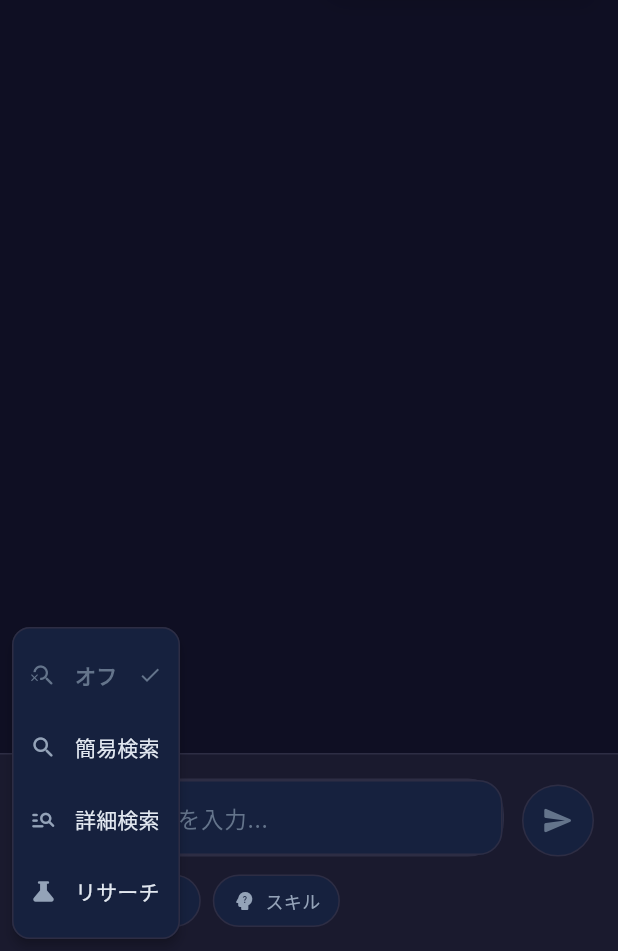
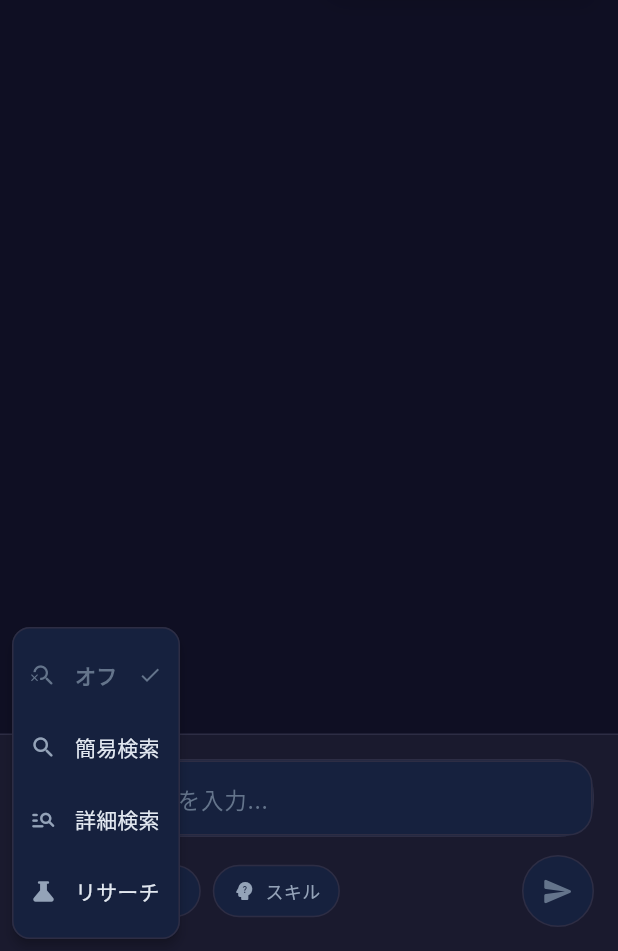
Before and after one commit to t2k2pp/FlutterChatApp3, a Flutter app: the screen it shows after launch, after a tap on "自己紹介してください", after a tap on the "close" icon, after a tap on "Web検索", on a phone screen of 412 x 824 dp, the part 285-1236 px from its top. Run offline on Flutter 3.47's test engine with Material 3 defaults, Android fonts, the phone set to English and light mode, and no system bars; our stand-ins replace flutter_markdown, google_fonts, shared_preferences, webview_flutter; missing offline and left inert: dart:html, dart:ui_web; network calls fail.

Commit message:
refactor: Move send button to bottom-right, below text input

```diff
--- a/lib/widgets/chat_input.dart
+++ b/lib/widgets/chat_input.dart
@@ -152,12 +152,8 @@ class _ChatInputState extends State<ChatInput> {
           child: Column(
             mainAxisSize: MainAxisSize.min,
             children: [
-              // テキスト入力
-              Row(
-                crossAxisAlignment: CrossAxisAlignment.end,
-                children: [
-                  Expanded(
-                    child: Container(
+              // テキスト入力（全幅）
+              Container(
                 decoration: BoxDecoration(
                   color: AppTheme.darkCard,
                   borderRadius: BorderRadius.circular(24),
@@ -210,12 +206,7 @@ class _ChatInputState extends State<ChatInput> {
                   ),
                 ),
               ),
-                  ),
-                  const SizedBox(width: 12),
-                  _buildSendButton(),
-                ],
-              ),
-              // ボタン行
+              // ボタン行（左：機能ボタン、右：送信ボタン）
               const SizedBox(height: 12),
               Row(
                 children: [
@@ -226,6 +217,8 @@ class _ChatInputState extends State<ChatInput> {
                     label: 'スキル',
                     onTap: widget.onSkillTap,
                   ),
+                  const Spacer(),
+                  _buildSendButton(),
                 ],
               ),
             ],
```
Lines whose indentation alone changed are shown as unchanged.
